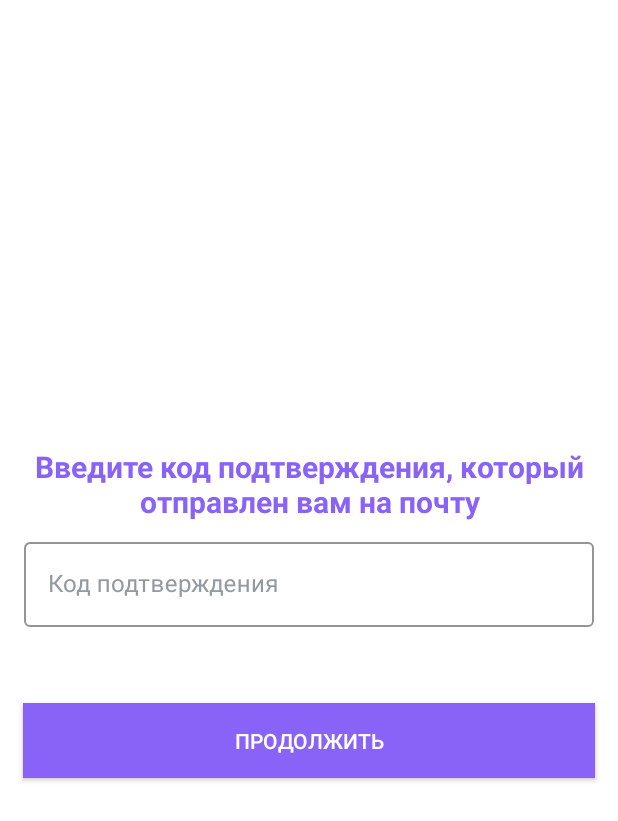
After one commit to Zellka/NorthBook, an Android app: the CheckFragment screen opened through its navigation route, on a phone screen of 412 x 824 dp. The commit adds this screen. Shown: the top 821 px of the screen. Run offline under Robolectric (Android 15) with nearby library versions, the phone set to English and light mode, and no system bars.

Commit message:
add check scrin

```diff
--- /dev/null
+++ b/app/src/main/java/com/example/northbook/CheckFragment.kt
@@ -0,0 +1,18 @@
+package com.example.northbook
+
+import android.os.Bundle
+import androidx.fragment.app.Fragment
+import android.view.LayoutInflater
+import android.view.View
+import android.view.ViewGroup
+
+class CheckFragment : Fragment() {
+
+    override fun onCreateView(
+        inflater: LayoutInflater, container: ViewGroup?,
+        savedInstanceState: Bundle?
+    ): View? {
+        // Inflate the layout for this fragment
+        return inflater.inflate(R.layout.fragment_check, container, false)
+    }
+}
--- a/app/src/main/java/com/example/northbook/InputFragment.kt
+++ b/app/src/main/java/com/example/northbook/InputFragment.kt
@@ -24,7 +24,7 @@ class InputFragment : Fragment() {
         }
 
         view.findViewById<Button>(R.id.fragment_input_button).setOnClickListener {
-            findNavController().navigate(R.id.action_inputFragment_to_registrationFragment)
+            findNavController().navigate(R.id.action_inputFragment_to_checkFragment)
         }
     }
 }
--- /dev/null
+++ b/app/src/main/res/layout/fragment_check.xml
@@ -0,0 +1,58 @@
+<?xml version="1.0" encoding="utf-8"?>
+<LinearLayout xmlns:android="http://schemas.android.com/apk/res/android"
+    xmlns:tools="http://schemas.android.com/tools"
+    android:layout_width="match_parent"
+    android:layout_height="wrap_content"
+    android:layout_gravity="center"
+    xmlns:app="http://schemas.android.com/apk/res-auto"
+    android:background="@color/white"
+    android:orientation="vertical"
+    tools:context=".CheckFragment">
+    <TextView
+        android:layout_width="wrap_content"
+        android:layout_height="wrap_content"
+        android:layout_marginHorizontal="16dp"
+        android:layout_marginVertical="8dp"
+        android:gravity="center"
+        android:text="Введите код подтверждения, который отправлен вам на почту"
+        android:textColor="@color/purple_500"
+        android:textSize="@dimen/text_size_4"
+        android:textStyle="bold" />
+
+    <com.google.android.material.textfield.TextInputLayout
+        android:id="@+id/fragment_check_pas"
+        style="@style/Widget.MaterialComponents.TextInputLayout.OutlinedBox"
+        android:layout_width="match_parent"
+        android:layout_height="wrap_content"
+        android:layout_marginHorizontal="16dp"
+        android:hint="Код подтверждения"
+        android:layout_marginBottom="16dp"
+        android:textColorHint="@color/gray_light"
+        app:boxStrokeColor="@color/gray_light"
+        app:hintTextColor="@color/gray_light">
+
+        <com.google.android.material.textfield.TextInputEditText
+            android:id="@+id/fragment_check_pas_edit_view"
+            android:layout_width="match_parent"
+            android:layout_height="wrap_content"
+            android:backgroundTint="@color/black"
+            android:textColorHighlight="@color/gray" />
+    </com.google.android.material.textfield.TextInputLayout>
+
+    <TextView
+        android:layout_width="match_parent"
+        android:layout_height="0dp"
+        android:layout_weight="1" />
+
+    <androidx.appcompat.widget.AppCompatButton
+        android:id="@+id/fragment_check_button"
+        android:layout_width="match_parent"
+        android:layout_height="wrap_content"
+        android:layout_marginHorizontal="@dimen/space_3"
+        android:layout_marginTop="@dimen/space_3"
+        android:layout_marginBottom="@dimen/space_3"
+        android:background="@color/purple_500"
+        android:padding="@dimen/space_3"
+        android:text="Продолжить"
+        android:textColor="@color/white" />
+</LinearLayout>
--- a/app/src/main/res/navigation/nav_graph_input.xml
+++ b/app/src/main/res/navigation/nav_graph_input.xml
@@ -13,6 +13,9 @@
         <action
             android:id="@+id/action_inputFragment_to_registrationFragment"
             app:destination="@id/registrationFragment" />
+        <action
+            android:id="@+id/action_inputFragment_to_checkFragment"
+            app:destination="@id/checkFragment" />
     </fragment>
 
     <fragment
@@ -31,4 +34,9 @@
         android:name="com.example.northbook.EndRegistrationFragment"
         android:label="fragment_end_registration"
         tools:layout="@layout/fragment_end_registration" />
+    <fragment
+        android:id="@+id/checkFragment"
+        android:name="com.example.northbook.CheckFragment"
+        android:label="fragment_check"
+        tools:layout="@layout/fragment_check" />
 </navigation>
```
